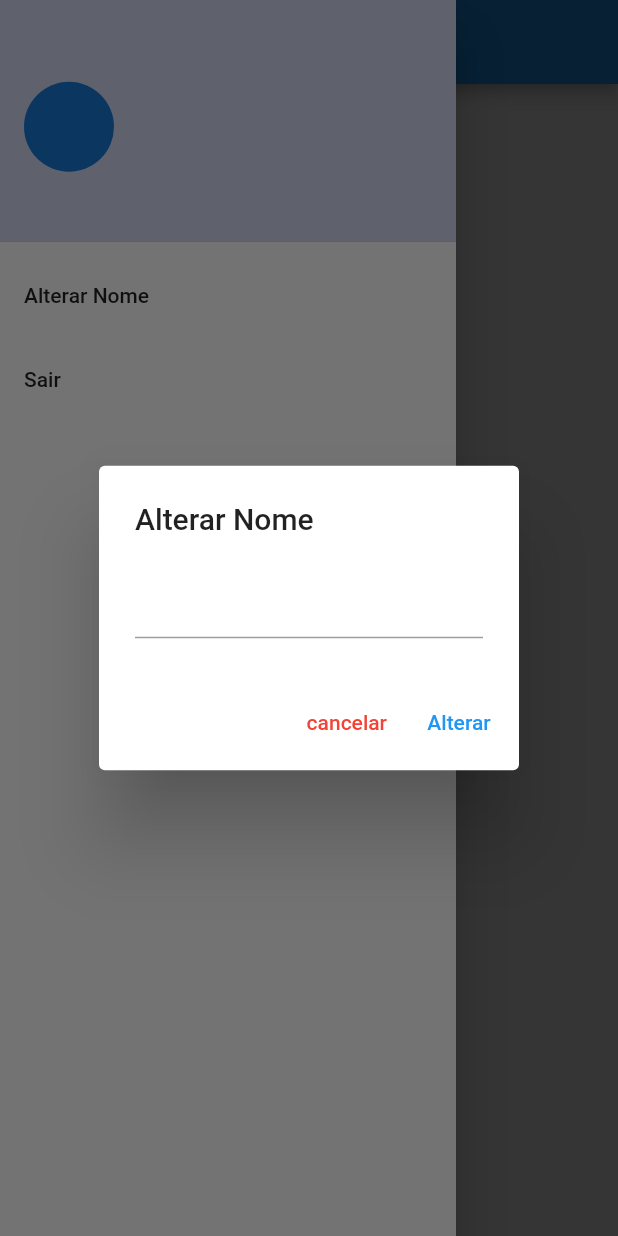
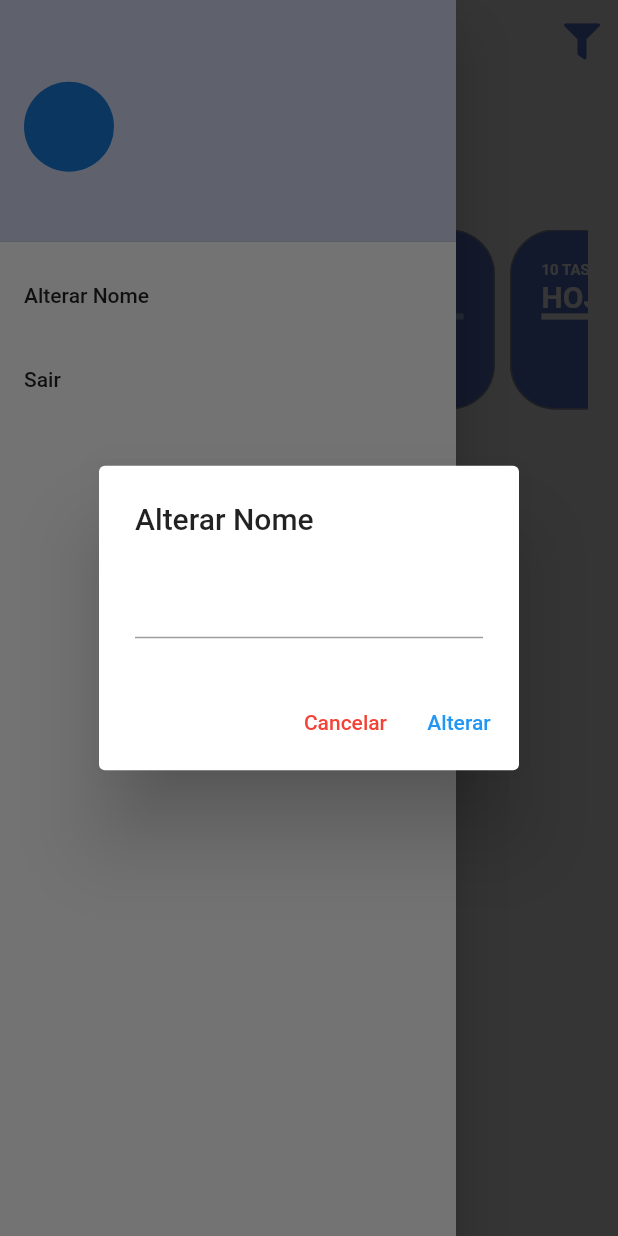
Before and after one commit to taffarelcatao/TODO-LIST, a Flutter app: the screen it shows once a user with an empty profile is signed in, in the side drawer, after a tap on "Alterar Nome", on a phone screen of 412 x 824 dp. Run offline on Flutter 3.47's test engine with Material 2 defaults, Android fonts, the phone set to English and light mode, and no system bars; our stand-ins replace firebase_auth, firebase_core, flutter_signin_button, google_fonts, google_sign_in, sqflite and 2 more; missing offline and left inert: flutter_overlay_loader, validatorless; accounts and stored records are empty; network calls fail; Roboto replaces fonts that are missing (Mandali).

Commit message:
construindo a tela home

```diff
--- a/lib/app/app_module.dart
+++ b/lib/app/app_module.dart
@@ -28,13 +28,13 @@ class AppModule extends StatelessWidget {
           create: (context) => UserServiceImpl(userRepository: context.read()),
         ),
         ChangeNotifierProvider(
-            create: (context) => AuthProvider(
-                firebaseAuth: context.read(), userService: context.read())
-              ..loadListener(),
-              lazy: false,
-              )
+          create: (context) => AuthProvider(
+              firebaseAuth: context.read(), userService: context.read())
+            ..loadListener(),
+          lazy: false,
+        )
       ],
-      child: AppWidget(),
+      child: const AppWidget(),
     );
   }
 }
--- a/lib/app/core/ui/todo_list_icons.dart.dart
+++ b/lib/app/core/ui/todo_list_icons.dart.dart
@@ -25,8 +25,7 @@ class TodoListIcons {
   static const _kFontFam = 'TodoListIcons';
   static const String? _kFontPkg = null;
 
-  static const IconData eye =
-      IconData(0xf06e, fontFamily: _kFontFam, fontPackage: _kFontPkg);
-  static const IconData eye_slash =
-      IconData(0xf070, fontFamily: _kFontFam, fontPackage: _kFontPkg);
+  static const IconData eye = IconData(0xf06e, fontFamily: _kFontFam, fontPackage: _kFontPkg);
+  static const IconData eye_slash = IconData(0xf070, fontFamily: _kFontFam, fontPackage: _kFontPkg);
+  static const IconData filter = IconData(0xf0b0, fontFamily: _kFontFam, fontPackage: _kFontPkg);
 }
--- a/lib/app/modules/home/home_module.dart
+++ b/lib/app/modules/home/home_module.dart
@@ -1,14 +1,12 @@
-
-import 'package:path/path.dart';
 import 'package:todo_list_provider/app/core/modules/todo_list_module.dart';
 import 'package:todo_list_provider/app/modules/home/home_page.dart';
 
-class HomeModule extends TodoListModule{
-  HomeModule() : super(
-    // bindings: [],
-    routers: {
-      '/home': (context) => HomePage(),
-    },
-  );
-
+class HomeModule extends TodoListModule {
+  HomeModule()
+      : super(
+          // bindings: [],
+          routers: {
+            '/home': (context) => const HomePage(),
+          },
+        );
 }
--- a/lib/app/modules/home/home_page.dart
+++ b/lib/app/modules/home/home_page.dart
@@ -1,18 +1,57 @@
 import 'package:flutter/material.dart';
-import 'package:provider/provider.dart';
-import 'package:todo_list_provider/app/core/auth/auth_provider.dart';
+import 'package:todo_list_provider/app/core/ui/theme_extensions.dart';
+import 'package:todo_list_provider/app/core/ui/todo_list_icons.dart.dart';
 import 'package:todo_list_provider/app/modules/home/widgets/home_drawer.dart';
+import 'package:todo_list_provider/app/modules/home/widgets/home_filters.dart';
+import 'package:todo_list_provider/app/modules/home/widgets/home_header.dart';
 
 class HomePage extends StatelessWidget {
+  const HomePage({super.key});
 
-  const HomePage({ super.key });
-
-   @override
-   Widget build(BuildContext context) {
-       return Scaffold(
-           appBar: AppBar(title: const Text('Home page'),),
-           drawer: HomeDrawer(),
-           body: Container(),
-       );
+  @override
+  Widget build(BuildContext context) {
+    return Scaffold(
+      appBar: AppBar(
+        iconTheme: IconThemeData(color: context.primaryColor),
+        backgroundColor: Colors.transparent,
+        elevation: 0,
+        actions: [
+          PopupMenuButton(
+            icon: Icon(TodoListIcons.filter),
+            itemBuilder: (_) => [
+              PopupMenuItem<bool>(
+                child: Text('Mostrar tarefas concluidas'),
+              )
+            ],
+          ),
+        ],
+      ),
+      backgroundColor: Color(0xFFFAFBFE),
+      drawer: HomeDrawer(),
+      body: LayoutBuilder(
+        builder: (context, constraints){
+          return SingleChildScrollView(
+            child: ConstrainedBox(
+              constraints: BoxConstraints(
+                minHeight: constraints.maxHeight,
+                minWidth: constraints.maxWidth,
+              ),
+              child: Container(
+                margin: EdgeInsets.symmetric(horizontal: 20),
+                child: IntrinsicHeight(
+                  child: Column(
+                    crossAxisAlignment: CrossAxisAlignment.start,
+                    children: [
+                      HomeHeader(),
+                      HomeFilters()
+                    ],
+                  ),
+                ),
+              ),
+            ),
+          );
+        }
+      ),
+    );
   }
 }
--- a/lib/app/modules/home/widgets/home_drawer.dart
+++ b/lib/app/modules/home/widgets/home_drawer.dart
@@ -54,15 +54,15 @@ class HomeDrawer extends StatelessWidget {
                   context: context,
                   builder: (_) {
                     return AlertDialog(
-                      title: Text('Alterar Nome'),
+                      title: const Text('Alterar Nome'),
                       content: TextField(
                         onChanged: (value) => nameVN.value = value,
                       ),
                       actions: [
                         TextButton(
                             onPressed: () => Navigator.of(context).pop(),
-                            child: Text(
-                              'cancelar',
+                            child: const Text(
+                              'Cancelar',
                               style: TextStyle(color: Colors.red),
                             )),
                         TextButton(
@@ -71,23 +71,25 @@ class HomeDrawer extends StatelessWidget {
                               if (nameValue.isEmpty) {
                                 Messages.of(context)
                                     .showError('Nome Obrigatório');
-                              }else{
+                              } else {
                                 Loader.show(context);
-                                await context.read<UserService>().updateDisplayName(nameValue);
+                                await context
+                                    .read<UserService>()
+                                    .updateDisplayName(nameValue);
                                 Loader.hide();
                                 Navigator.of(context).pop();
                               }
                             },
-                            child: Text('Alterar')),
+                            child: const Text('Alterar')),
                       ],
                     );
                   });
             },
-            title: Text('Alterar Nome'),
+            title: const Text('Alterar Nome'),
           ),
           ListTile(
             onTap: () => context.read<AuthProvider>().logout(),
-            title: Text('Sair'),
+            title: const Text('Sair'),
           )
         ],
       ),
--- /dev/null
+++ b/lib/app/modules/home/widgets/home_filters.dart
@@ -0,0 +1,35 @@
+import 'package:flutter/material.dart';
+import 'package:todo_list_provider/app/core/ui/theme_extensions.dart';
+import 'package:todo_list_provider/app/modules/home/widgets/todo_card_filter.dart';
+
+class HomeFilters extends StatefulWidget {
+
+  const HomeFilters({ super.key });
+
+  @override
+  State<HomeFilters> createState() => _HomeFiltersState();
+}
+
+class _HomeFiltersState extends State<HomeFilters> {
+   @override
+   Widget build(BuildContext context) {
+       return Column(
+        crossAxisAlignment: CrossAxisAlignment.start,
+        children: [
+          Text('FILTROS', style: context.titleStyle,),
+          SizedBox(height: 10,),
+          SingleChildScrollView(
+            scrollDirection: Axis.horizontal,
+            child: Row(
+              children: [
+                TodoCardFilter(),
+                TodoCardFilter(),
+                TodoCardFilter(),
+                TodoCardFilter(),
+              ],
+            ),
+          )
+        ],
+       );
+  }
+}
--- /dev/null
+++ b/lib/app/modules/home/widgets/home_header.dart
@@ -0,0 +1,30 @@
+import 'package:flutter/material.dart';
+import 'package:provider/provider.dart';
+import 'package:todo_list_provider/app/core/auth/auth_provider.dart';
+import 'package:todo_list_provider/app/core/ui/theme_extensions.dart';
+
+class HomeHeader extends StatelessWidget {
+  const HomeHeader({super.key});
+
+  @override
+  Widget build(BuildContext context) {
+    return Row(
+      children: [
+        Padding(
+          padding: const EdgeInsets.symmetric(vertical:20),
+          child: Selector<AuthProvider, String>(
+            selector: (context, authProvider) =>
+                authProvider.user?.displayName ?? 'Não Informado',
+            builder: (_, value, __) {
+              return Text(
+                'E ai, $value!',
+                style: context.textTheme.headlineSmall
+                    ?.copyWith(fontWeight: FontWeight.bold),
+              );
+            },
+          ),
+        )
+      ],
+    );
+  }
+}
--- /dev/null
+++ b/lib/app/modules/home/widgets/todo_card_filter.dart
@@ -0,0 +1,53 @@
+import 'package:flutter/material.dart';
+import 'package:todo_list_provider/app/core/ui/theme_extensions.dart';
+
+class TodoCardFilter extends StatefulWidget {
+  const TodoCardFilter({super.key});
+
+  @override
+  State<TodoCardFilter> createState() => _TodoCardFilterState();
+}
+
+class _TodoCardFilterState extends State<TodoCardFilter> {
+  @override
+  Widget build(BuildContext context) {
+    return Container(
+      constraints: BoxConstraints(
+        minHeight: 120,
+        maxWidth: 150,
+      ),
+      margin: EdgeInsets.only(right: 10),
+      padding: EdgeInsets.all(20),
+      decoration: BoxDecoration(
+          color: context.primaryColor,
+          border: Border.all(
+            width: 1,
+            color: Colors.grey.withOpacity(.8),
+          ),
+          borderRadius: BorderRadius.circular(30)),
+      child: Column(
+        crossAxisAlignment: CrossAxisAlignment.start,
+        children: [
+          Text(
+            '10 TASKS',
+            style:
+                context.titleStyle.copyWith(fontSize: 10, color: Colors.white),
+          ),
+          Text(
+            'HOJE',
+            style: TextStyle(
+              fontSize: 20,
+              fontWeight: FontWeight.bold,
+              color: Colors.white,
+            ),
+          ),
+          LinearProgressIndicator(
+            backgroundColor: context.primaryColorLight,
+            valueColor: AlwaysStoppedAnimation<Color>(Colors.white),
+            value: 0.4,
+          ),
+        ],
+      ),
+    );
+  }
+}
```
Also changed, not shown: lib/app/repositories/user/user_repository_impl.dart (+6 -6 lines), assets/fonts/TodoListIcons.ttf.
